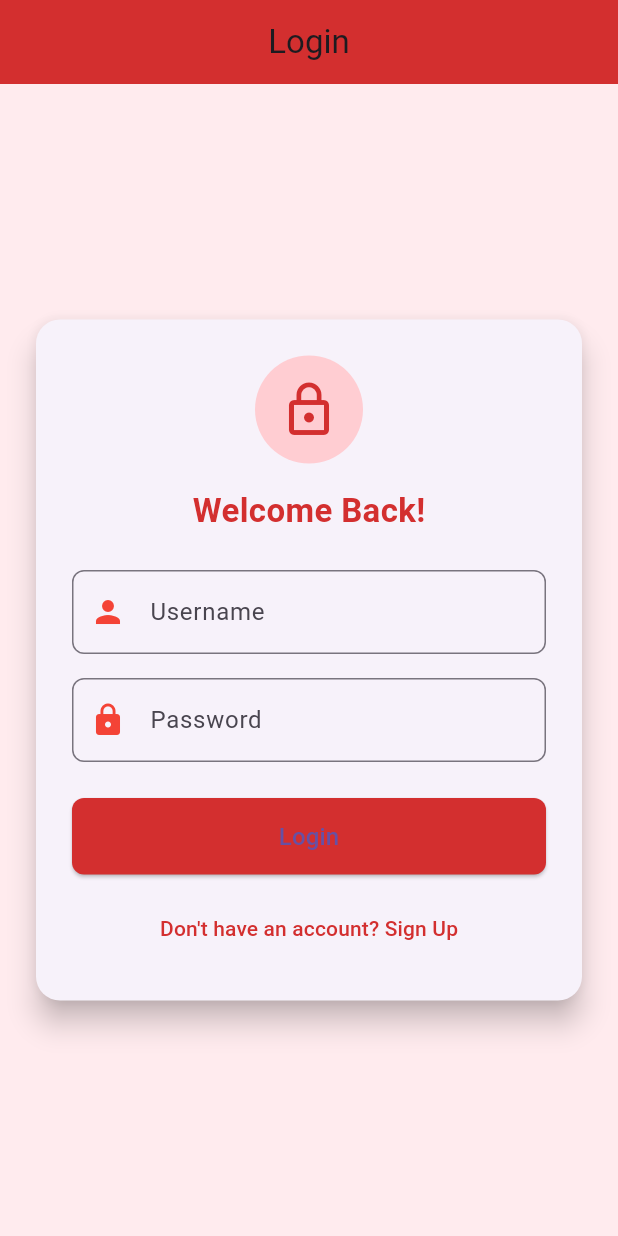
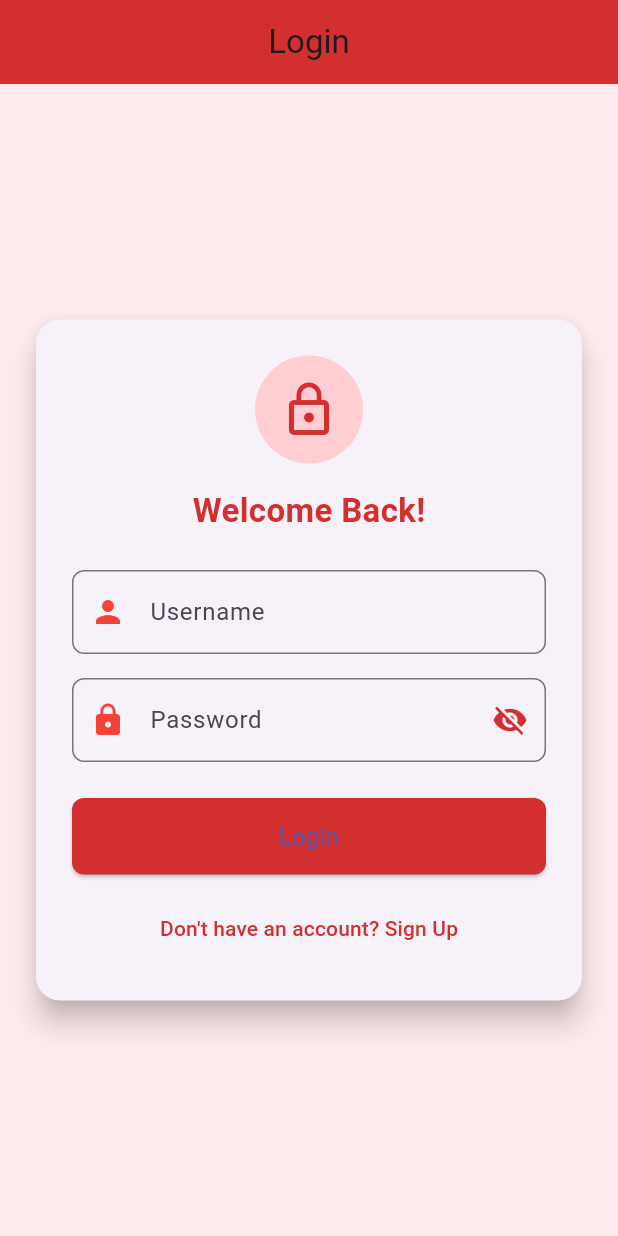
Before and after one commit to nqdat2002/bloc_sharepref, a Flutter app: the screen it shows after launch, on a phone screen of 412 x 824 dp. Run offline on Flutter 3.47's test engine with Material 3 defaults, Android fonts, the phone set to English and light mode, and no system bars; our stand-ins replace bloc, firebase_core, firebase_messaging, flutter_bloc, shared_preferences; accounts and stored records are empty.

Commit message:
add show hide password in login screen

```diff
--- a/lib/screens/login_screen.dart
+++ b/lib/screens/login_screen.dart
@@ -14,6 +14,7 @@ class LoginScreen extends StatefulWidget {
 class _LoginScreenState extends State<LoginScreen> {
   final _usernameController = TextEditingController();
   final _passwordController = TextEditingController();
+  bool _obscurePassword = true; // Thêm biến này
 
   @override
   Widget build(BuildContext context) {
@@ -90,8 +91,19 @@ class _LoginScreenState extends State<LoginScreen> {
                             borderSide: BorderSide(color: Colors.red.shade700),
                             borderRadius: BorderRadius.circular(8),
                           ),
+                          suffixIcon: IconButton(
+                            icon: Icon(
+                              _obscurePassword ? Icons.visibility_off : Icons.visibility,
+                              color: Colors.red.shade700,
+                            ),
+                            onPressed: () {
+                              setState(() {
+                                _obscurePassword = !_obscurePassword;
+                              });
+                            },
+                          ),
                         ),
-                        obscureText: true,
+                        obscureText: _obscurePassword,
                       ),
                       const SizedBox(height: 24),
                       SizedBox(
```
